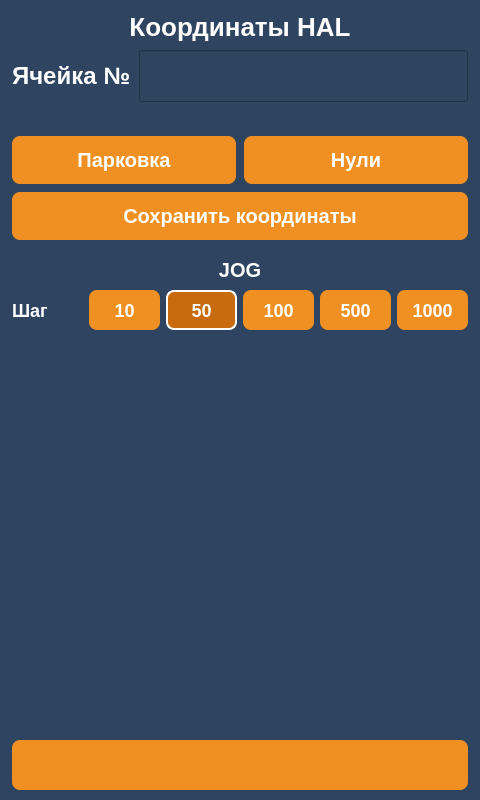
Above: client/GUI/ui/screen_38_hal_coords.ui from komrade2801/AutoSklad before the change. Below: the same form after it.
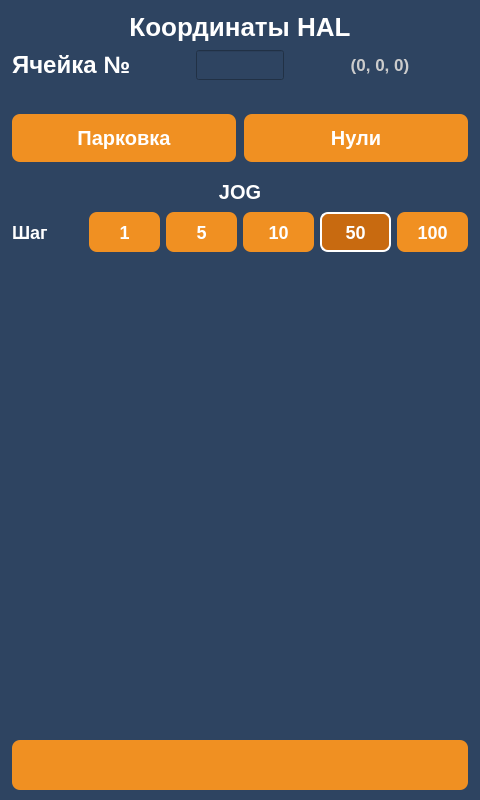
That is the form after the change. Icons and pictures are not drawn.

Commit message: refactor(hal_coordinates): Replace normalize_mot_vector with clamp_mot_vector for consistency in motor coordinate handling, update JOG step options in GUI, and enhance cell coordinate display functionality in screen_38_hal_coords.

The edit to the form file:
```diff
--- a/client/GUI/ui/screen_38_hal_coords.ui
+++ b/client/GUI/ui/screen_38_hal_coords.ui
@@ -78,13 +78,19 @@
       <widget class="QLineEdit" name="edit_cell_number">
        <property name="minimumSize">
         <size>
-         <width>0</width>
-         <height>52</height>
+         <width>72</width>
+         <height>30</height>
+        </size>
+       </property>
+       <property name="maximumSize">
+        <size>
+         <width>88</width>
+         <height>30</height>
         </size>
        </property>
        <property name="font">
         <font>
-         <pointsize>22</pointsize>
+         <pointsize>18</pointsize>
         </font>
        </property>
        <property name="alignment">
@@ -92,6 +98,19 @@
        </property>
       </widget>
      </item>
+     <item>
+      <widget class="QLabel" name="lbl_cell_mot_coords">
+       <property name="text">
+        <string>(0, 0, 0)</string>
+       </property>
+       <property name="alignment">
+        <set>Qt::AlignCenter</set>
+       </property>
+       <property name="styleSheet">
+        <string notr="true">color: #CCCCCC; font-size: 17px; font-weight: 600;</string>
+       </property>
+      </widget>
+     </item>
     </layout>
    </item>
    <item>
@@ -134,16 +153,6 @@
      </item>
     </layout>
    </item>
-   <item>
-    <widget class="QPushButton" name="btn_hal_save_coords">
-     <property name="text">
-      <string>Сохранить координаты</string>
-     </property>
-     <property name="styleSheet">
-      <string notr="true">QPushButton { color: #FFFFFF; background-color: #f09022;border-radius: 8px; font-size: 20px; font-weight: 600; min-height: 48px; }</string>
-     </property>
-    </widget>
-   </item>
    <item>
     <spacer name="spacer_above_jog">
      <property name="orientation">
@@ -188,6 +197,46 @@
        </property>
       </widget>
      </item>
+     <item>
+      <widget class="QPushButton" name="btn_jog_step_1">
+       <property name="text">
+        <string>1</string>
+       </property>
+       <property name="checkable">
+        <bool>true</bool>
+       </property>
+       <property name="minimumSize">
+        <size>
+         <width>0</width>
+         <height>40</height>
+        </size>
+       </property>
+       <property name="styleSheet">
+        <string notr="true">QPushButton { color: #FFFFFF; background-color: #f09022; border-radius: 8px; font-size: 18px; font-weight: 600; min-height: 40px; }
+QPushButton:checked { background-color: #c86a10; border: 2px solid #FFFFFF; }</string>
+       </property>
+      </widget>
+     </item>
+     <item>
+      <widget class="QPushButton" name="btn_jog_step_5">
+       <property name="text">
+        <string>5</string>
+       </property>
+       <property name="checkable">
+        <bool>true</bool>
+       </property>
+       <property name="minimumSize">
+        <size>
+         <width>0</width>
+         <height>40</height>
+        </size>
+       </property>
+       <property name="styleSheet">
+        <string notr="true">QPushButton { color: #FFFFFF; background-color: #f09022; border-radius: 8px; font-size: 18px; font-weight: 600; min-height: 40px; }
+QPushButton:checked { background-color: #c86a10; border: 2px solid #FFFFFF; }</string>
+       </property>
+      </widget>
+     </item>
      <item>
       <widget class="QPushButton" name="btn_jog_step_10">
        <property name="text">
@@ -251,46 +300,6 @@
        </property>
       </widget>
      </item>
-     <item>
-      <widget class="QPushButton" name="btn_jog_step_500">
-       <property name="text">
-        <string>500</string>
-       </property>
-       <property name="checkable">
-        <bool>true</bool>
-       </property>
-       <property name="minimumSize">
-        <size>
-         <width>0</width>
-         <height>40</height>
-        </size>
-       </property>
-       <property name="styleSheet">
-        <string notr="true">QPushButton { color: #FFFFFF; background-color: #f09022; border-radius: 8px; font-size: 18px; font-weight: 600; min-height: 40px; }
-QPushButton:checked { background-color: #c86a10; border: 2px solid #FFFFFF; }</string>
-       </property>
-      </widget>
-     </item>
-     <item>
-      <widget class="QPushButton" name="btn_jog_step_1000">
-       <property name="text">
-        <string>1000</string>
-       </property>
-       <property name="checkable">
-        <bool>true</bool>
-       </property>
-       <property name="minimumSize">
-        <size>
-         <width>0</width>
-         <height>40</height>
-        </size>
-       </property>
-       <property name="styleSheet">
-        <string notr="true">QPushButton { color: #FFFFFF; background-color: #f09022; border-radius: 8px; font-size: 18px; font-weight: 600; min-height: 40px; }
-QPushButton:checked { background-color: #c86a10; border: 2px solid #FFFFFF; }</string>
-       </property>
-      </widget>
-     </item>
     </layout>
    </item>
    <item>
```
The commit also changes 12 other files.
